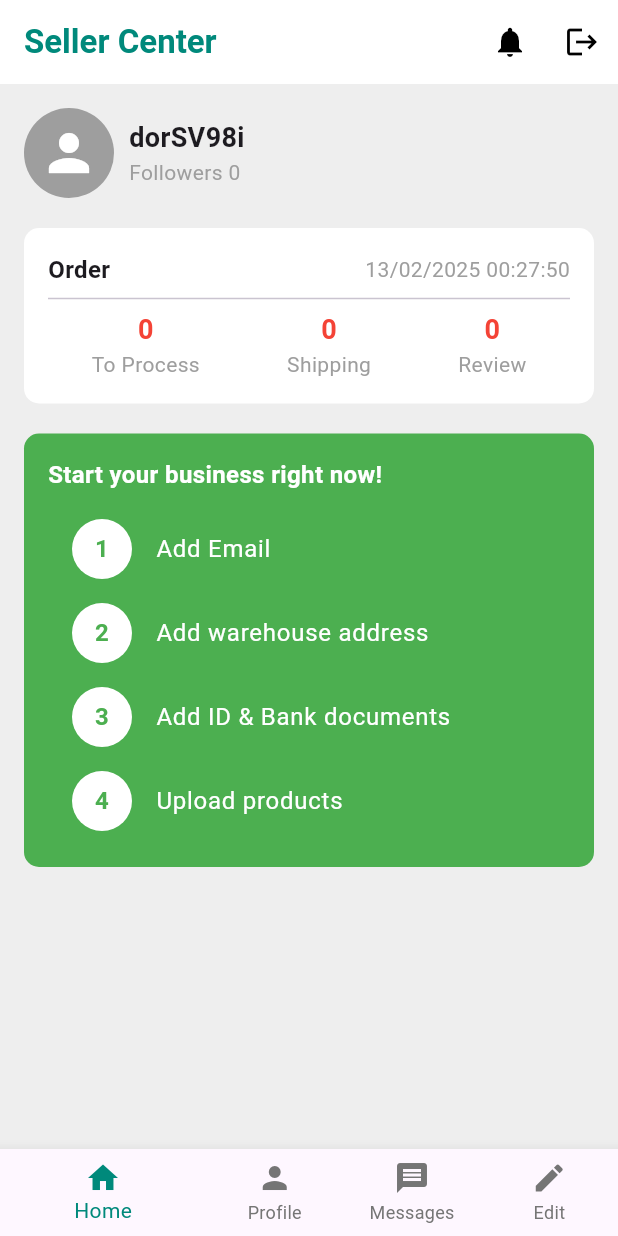
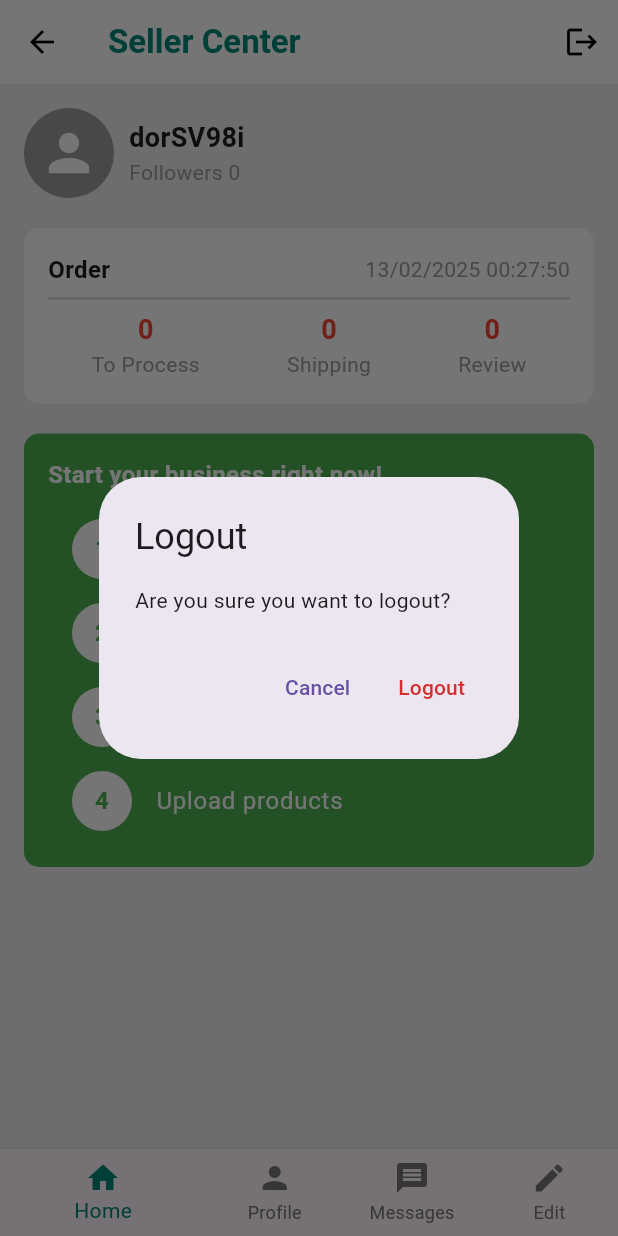
Before and after one commit to Mohsinishfaq07/seller_ecommerce, a Flutter app: the SellerHomePage screen opened directly, after a tap on the "logout" icon, on a phone screen of 412 x 824 dp. Run offline on Flutter 3.47's test engine with Material 3 defaults, Android fonts, the phone set to English and light mode, and no system bars; our stand-ins replace cloud_firestore, firebase_auth, firebase_core, flutter_riverpod, fluttertoast, image_picker and 1 more; accounts and stored records are empty.

Commit message:
seller side initialized

```diff
--- a/lib/seller_home.dart
+++ b/lib/seller_home.dart
@@ -29,9 +29,74 @@ class _SellerHomePageState extends ConsumerState<SellerHomePage> {
     });
   }
 
-  Future<void> _handleLogout() async {
+  // Future<void> _handleLogout() async {
+  //   try {
+  //     // Show confirmation dialog
+  //     final shouldLogout = await showDialog<bool>(
+  //       context: context,
+  //       builder: (context) => AlertDialog(
+  //         title: const Text('Logout'),
+  //         content: const Text('Are you sure you want to logout?'),
+  //         actions: [
+  //           TextButton(
+  //             onPressed: () => Navigator.pop(context, false),
+  //             child: const Text('Cancel'),
+  //           ),
+  //           TextButton(
+  //             onPressed: () => Navigator.pop(context, true),
+  //             child: const Text(
+  //               'Logout',
+  //               style: TextStyle(color: AppColors.error),
+  //             ),
+  //           ),
+  //         ],
+  //       ),
+  //     );
+  //
+  //     if (shouldLogout ?? false) {
+  //
+  //       await constants.authServices.signOut(context: context);
+  //     }
+  //   } catch (e) {
+  //     ScaffoldMessenger.of(context).showSnackBar(
+  //       const SnackBar(content: Text('Failed to logout. Please try again.')),
+  //     );
+  //   }
+  // }
+
+
+  @override
+  Widget build(BuildContext context) {
+    return SafeArea(
+      child: Scaffold(
+        body: _pages[_selectedIndex],
+        bottomNavigationBar: BottomNavigationBar(
+          currentIndex: _selectedIndex,
+          onTap: _onItemTapped,
+          items: const [
+            BottomNavigationBarItem(icon: Icon(Icons.home), label: 'Home'),
+            BottomNavigationBarItem(icon: Icon(Icons.person), label: 'Profile'),
+            BottomNavigationBarItem(
+                icon: Icon(Icons.message), label: 'Messages'),
+            BottomNavigationBarItem(icon: Icon(Icons.edit), label: 'Edit'),
+          ],
+          selectedItemColor: AppColors.primary,
+          unselectedItemColor: AppColors.textSecondary,
+          showUnselectedLabels: true,
+        ),
+      ),
+    );
+  }
+}
+
+class SellerHomeContent extends StatelessWidget {
+  const SellerHomeContent({Key? key}) : super(key: key);
+
+  void navigateToPage(BuildContext context, Widget page) {
+    Navigator.push(context, MaterialPageRoute(builder: (context) => page));
+  }
+  Future<void> _handleLogout(BuildContext context) async {
     try {
-      // Show confirmation dialog
       final shouldLogout = await showDialog<bool>(
         context: context,
         builder: (context) => AlertDialog(
@@ -63,36 +128,6 @@ class _SellerHomePageState extends ConsumerState<SellerHomePage> {
     }
   }
 
-  @override
-  Widget build(BuildContext context) {
-    return SafeArea(
-      child: Scaffold(
-        body: _pages[_selectedIndex],
-        bottomNavigationBar: BottomNavigationBar(
-          currentIndex: _selectedIndex,
-          onTap: _onItemTapped,
-          items: const [
-            BottomNavigationBarItem(icon: Icon(Icons.home), label: 'Home'),
-            BottomNavigationBarItem(icon: Icon(Icons.person), label: 'Profile'),
-            BottomNavigationBarItem(
-                icon: Icon(Icons.message), label: 'Messages'),
-            BottomNavigationBarItem(icon: Icon(Icons.edit), label: 'Edit'),
-          ],
-          selectedItemColor: AppColors.primary,
-          unselectedItemColor: AppColors.textSecondary,
-          showUnselectedLabels: true,
-        ),
-      ),
-    );
-  }
-}
-
-class SellerHomeContent extends StatelessWidget {
-  const SellerHomeContent({Key? key}) : super(key: key);
-
-  void navigateToPage(BuildContext context, Widget page) {
-    Navigator.push(context, MaterialPageRoute(builder: (context) => page));
-  }
 
   @override
   Widget build(BuildContext context) {
@@ -109,20 +144,21 @@ class SellerHomeContent extends StatelessWidget {
         iconTheme: const IconThemeData(color: AppColors.black),
         actions: [
           IconButton(
-            icon: const Icon(Icons.notifications),
-            onPressed: () {},
+            icon:   const Icon(Icons.logout),
+            onPressed: () async  {await _handleLogout(context);},
           ),
-          IconButton(
-            icon: const Icon(Icons.logout),
-            onPressed: () async {
-              // Get the root navigator context
-              final rootContext = Navigator.of(context).context;
-              await (rootContext
-                      .findAncestorStateOfType<_SellerHomePageState>()
-                      ?._handleLogout() ??
-                  Future.value());
-            },
-          ),
+
+          // IconButton(
+          //   icon: const Icon(Icons.logout),
+          //   onPressed: () async {
+          //     // Get the root navigator context
+          //     final rootContext = Navigator.of(context).context;
+          //     await (rootContext
+          //             .findAncestorStateOfType<_SellerHomePageState>()
+          //             ?._handleLogout() ??
+          //         Future.value());
+          //   },
+          // ),
         ],
       ),
       body: SingleChildScrollView(
--- a/lib/services/auth/auth_services.dart
+++ b/lib/services/auth/auth_services.dart
@@ -10,6 +10,7 @@ import 'package:flutter_application_1/seller_home.dart';
 import 'package:flutter_application_1/view/admin/admin_home/admin_home.dart';
 import 'package:flutter_application_1/view/auth/login_page.dart';
 import 'package:flutter_application_1/view/customer/customer_bottom_navigationbar.dart';
+import 'package:flutter_application_1/view/seller/seller_home/seller_home_page.dart';
 import 'package:flutter_riverpod/flutter_riverpod.dart';
 
 class AuthServices {
@@ -179,7 +180,7 @@ class AuthServices {
           );
           Navigator.pushReplacement(
             context,
-            MaterialPageRoute(builder: (context) => const SellerHomePage()),
+            MaterialPageRoute(builder: (context) => const SellerNewHomePage()),
           );
         } else if (userType == UserType.seller && !userData['approved']) {
           globalFunctions.showToast(
--- a/lib/services/seller_services.dart
+++ b/lib/services/seller_services.dart
@@ -4,6 +4,7 @@ import 'package:flutter_application_1/enums/global_enums.dart';
 import 'package:flutter_application_1/models/seller_model.dart';
 import 'package:flutter_application_1/constants/constants.dart';
 import 'package:flutter_application_1/seller_home.dart';
+import 'package:flutter_application_1/view/seller/seller_home/seller_home_page.dart';
 
 class SellerServices {
   Future<void> createSellerAccount({
@@ -51,7 +52,7 @@ class SellerServices {
         // Navigate to seller home
         Navigator.pushReplacement(
           context,
-          MaterialPageRoute(builder: (context) => const SellerHomePage()),
+          MaterialPageRoute(builder: (context) => const SellerNewHomePage()),
         );
       }
     } catch (e) {
--- a/lib/splash_screen.dart
+++ b/lib/splash_screen.dart
@@ -11,6 +11,7 @@ import 'package:flutter_application_1/utils/screen_utils.dart';
 import 'package:flutter_application_1/view/admin/admin_home/admin_home.dart';
 import 'package:flutter_application_1/view/auth/login_page.dart';
 import 'package:flutter_application_1/view/customer/customer_bottom_navigationbar.dart';
+import 'package:flutter_application_1/view/seller/seller_home/seller_home_page.dart';
 import 'package:flutter_riverpod/flutter_riverpod.dart';
 
 class SplashScreen extends ConsumerWidget {
@@ -40,7 +41,7 @@ class SplashScreen extends ConsumerWidget {
               } else if (userType == UserType.seller) {
                 constants.globalFunctions.nextScreenReplace(
                   context,
-                  const SellerHomePage(),
+                  const SellerNewHomePage(),
                 );
               } else if (userType == UserType.admin) {
                 constants.globalFunctions.nextScreenReplace(
--- a/lib/view/auth/Verifyemail.dart
+++ b/lib/view/auth/Verifyemail.dart
@@ -7,6 +7,7 @@ import 'package:flutter_application_1/enums/global_enums.dart';
 import 'package:flutter_application_1/seller_home.dart';
 import 'package:flutter_application_1/view/admin/admin_home/admin_home.dart';
 import 'package:flutter_application_1/view/customer/home_page/customer_home.dart';
+import 'package:flutter_application_1/view/seller/seller_home/seller_home_page.dart';
 
 class VerifyemailPage extends StatefulWidget {
   final UserType userType; // Add this parameter
@@ -100,7 +101,7 @@ class _VerifyemailPageState extends State<VerifyemailPage> {
       } else if (widget.userType == UserType.seller) {
         constants.globalFunctions.nextScreenReplace(
           context,
-          const SellerHomePage(),
+          const SellerNewHomePage(),
         );
       } else if (widget.userType == UserType.admin) {
         constants.globalFunctions.nextScreenReplace(
--- a/lib/view/seller/seller_home/seller_home_page.dart
+++ b/lib/view/seller/seller_home/seller_home_page.dart
@@ -88,7 +88,7 @@ class ProductsPage extends StatelessWidget {
               color: Colors.green,
               onTap: () => globalFunctions.nextScreen(
                 context,
-                ListedProducts(),
+                const ListedProducts(),
               ),
             ),
           ],
```
